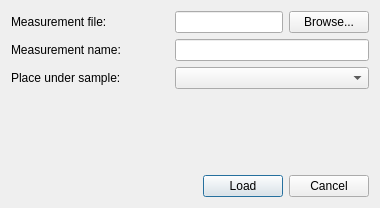
This is ui_files/ui_new_measurement.ui in JYU-IBA/potku as Qt 5 draws it before an edit. The edited form follows.
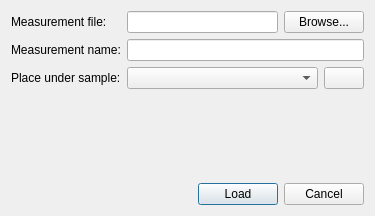
This is the edited form. Icons and pictures are not drawn.

Commit message:
User can create new sample when creating a simulation
In New Simulation dialog, user can create a new sample and create the
simulation under it. Measurement WIP.

```diff
--- a/ui_files/ui_new_measurement.ui
+++ b/ui_files/ui_new_measurement.ui
@@ -6,8 +6,8 @@
    <rect>
     <x>0</x>
     <y>0</y>
-    <width>380</width>
-    <height>208</height>
+    <width>375</width>
+    <height>216</height>
    </rect>
   </property>
   <property name="windowTitle">
@@ -59,18 +59,46 @@
     </layout>
    </item>
    <item row="0" column="0">
-    <layout class="QGridLayout" name="gridLayout_2">
-     <item row="0" column="1">
+    <layout class="QFormLayout" name="formLayout">
+     <item row="0" column="0">
       <widget class="QLabel" name="simulationNameLabel">
        <property name="text">
         <string>Measurement file:</string>
        </property>
       </widget>
      </item>
-     <item row="2" column="2">
+     <item row="0" column="1">
+      <layout class="QHBoxLayout" name="horizontalLayout_2">
+       <item>
+        <widget class="QLineEdit" name="pathLineEdit">
+         <property name="sizePolicy">
+          <sizepolicy hsizetype="Expanding" vsizetype="Fixed">
+           <horstretch>0</horstretch>
+           <verstretch>0</verstretch>
+          </sizepolicy>
+         </property>
+        </widget>
+       </item>
+       <item>
+        <widget class="QPushButton" name="browseButton">
+         <property name="text">
+          <string>Browse...</string>
+         </property>
+        </widget>
+       </item>
+      </layout>
+     </item>
+     <item row="1" column="0">
+      <widget class="QLabel" name="label">
+       <property name="text">
+        <string>Measurement name:</string>
+       </property>
+      </widget>
+     </item>
+     <item row="1" column="1">
       <widget class="QLineEdit" name="nameLineEdit">
        <property name="sizePolicy">
-        <sizepolicy hsizetype="Preferred" vsizetype="Fixed">
+        <sizepolicy hsizetype="Expanding" vsizetype="Fixed">
          <horstretch>0</horstretch>
          <verstretch>0</verstretch>
         </sizepolicy>
@@ -92,57 +120,59 @@
        </property>
       </widget>
      </item>
-     <item row="3" column="2">
-      <widget class="QComboBox" name="samplesComboBox">
-       <property name="minimumSize">
-        <size>
-         <width>0</width>
-         <height>0</height>
-        </size>
-       </property>
-       <property name="maximumSize">
-        <size>
-         <width>16777215</width>
-         <height>16777215</height>
-        </size>
-       </property>
-      </widget>
-     </item>
-     <item row="2" column="1">
-      <widget class="QLabel" name="label">
-       <property name="text">
-        <string>Measurement name:</string>
-       </property>
-      </widget>
-     </item>
-     <item row="0" column="2">
-      <layout class="QHBoxLayout" name="horizontalLayout_2">
-       <item>
-        <widget class="QLineEdit" name="pathLineEdit">
-         <property name="sizePolicy">
-          <sizepolicy hsizetype="Preferred" vsizetype="Fixed">
-           <horstretch>0</horstretch>
-           <verstretch>0</verstretch>
-          </sizepolicy>
-         </property>
-        </widget>
-       </item>
-       <item>
-        <widget class="QPushButton" name="browseButton">
-         <property name="text">
-          <string>Browse...</string>
-         </property>
-        </widget>
-       </item>
-      </layout>
-     </item>
-     <item row="3" column="1">
+     <item row="2" column="0">
       <widget class="QLabel" name="SampleLabel">
        <property name="text">
         <string>Place under sample:</string>
        </property>
       </widget>
      </item>
+     <item row="2" column="1">
+      <layout class="QHBoxLayout" name="horizontalLayout_3">
+       <item>
+        <widget class="QComboBox" name="samplesComboBox">
+         <property name="sizePolicy">
+          <sizepolicy hsizetype="Expanding" vsizetype="Fixed">
+           <horstretch>0</horstretch>
+           <verstretch>0</verstretch>
+          </sizepolicy>
+         </property>
+         <property name="minimumSize">
+          <size>
+           <width>0</width>
+           <height>0</height>
+          </size>
+         </property>
+         <property name="maximumSize">
+          <size>
+           <width>16777215</width>
+           <height>16777215</height>
+          </size>
+         </property>
+        </widget>
+       </item>
+       <item>
+        <widget class="QPushButton" name="addSampleButton">
+         <property name="sizePolicy">
+          <sizepolicy hsizetype="Fixed" vsizetype="Fixed">
+           <horstretch>0</horstretch>
+           <verstretch>0</verstretch>
+          </sizepolicy>
+         </property>
+         <property name="toolTip">
+          <string>Add new sample</string>
+         </property>
+         <property name="text">
+          <string/>
+         </property>
+         <property name="icon">
+          <iconset>
+           <normaloff>../ui_icons/potku/add.png</normaloff>../ui_icons/potku/add.png</iconset>
+         </property>
+        </widget>
+       </item>
+      </layout>
+     </item>
     </layout>
    </item>
   </layout>
```
The commit also changes 8 other files.
